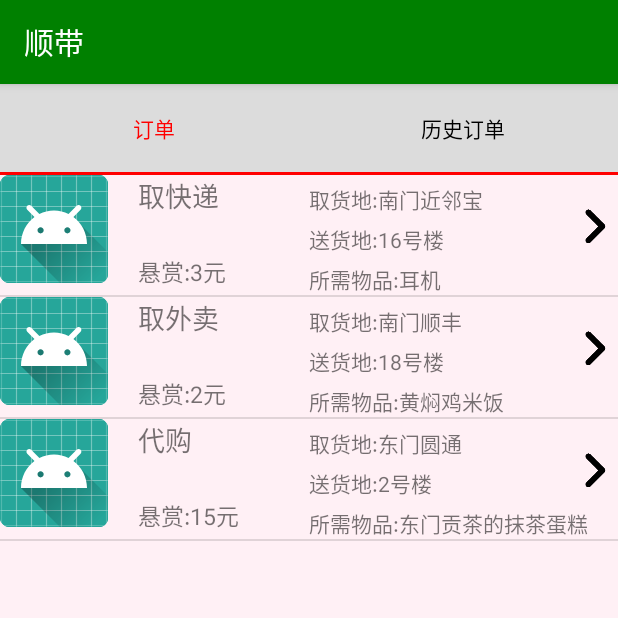
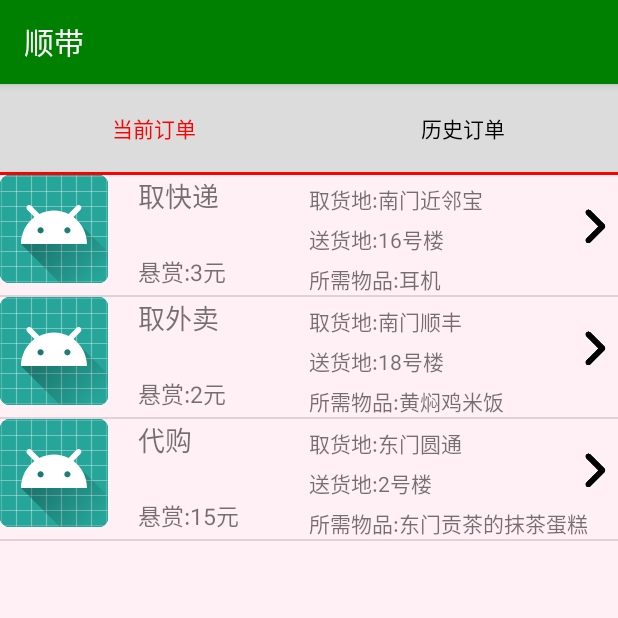
Before and after one commit to ShiAngWang/ShunFengWaiDai, an Android app: the fragment OrderFragment shown on its own in the app's theme, on a phone screen of 412 x 824 dp, the top half of it. Run offline under Robolectric (Android 15) with nearby library versions, the phone set to English and light mode, and no system bars.

Commit message:
将订单界面第一个按钮文本由“订单”改为“当前订单”

```diff
--- a/app/src/main/res/layout/fragment_order.xml
+++ b/app/src/main/res/layout/fragment_order.xml
@@ -12,16 +12,16 @@ android:orientation="vertical" >
     android:layout_weight="1"
     android:orientation="horizontal"
     android:background="#DCDCDC">
+
     <Button
-        android:onClick="onClick"
         android:id="@+id/btn_first"
         android:layout_width="0dp"
         android:layout_height="fill_parent"
         android:layout_weight="1"
+        android:onClick="onClick"
         android:padding="-5dp"
-        android:textSize="14sp"
-        android:text="订单"
-        />
+        android:text="当前订单"
+        android:textSize="14sp" />
     <Button
         android:onClick="onClick"
         android:id="@+id/btn_second"
--- a/gradle.properties
+++ b/gradle.properties
@@ -10,7 +10,7 @@
 # Specifies the JVM arguments used for the daemon process.
 # The setting is particularly useful for tweaking memory settings.
 org.gradle.jvmargs=-Xmx1536m
-android.enableAapt2=true
+android.enableAapt2=false
 
 # When configured, Gradle will run in incubating parallel mode.
 # This option should only be used with decoupled projects. More details, visit
```
